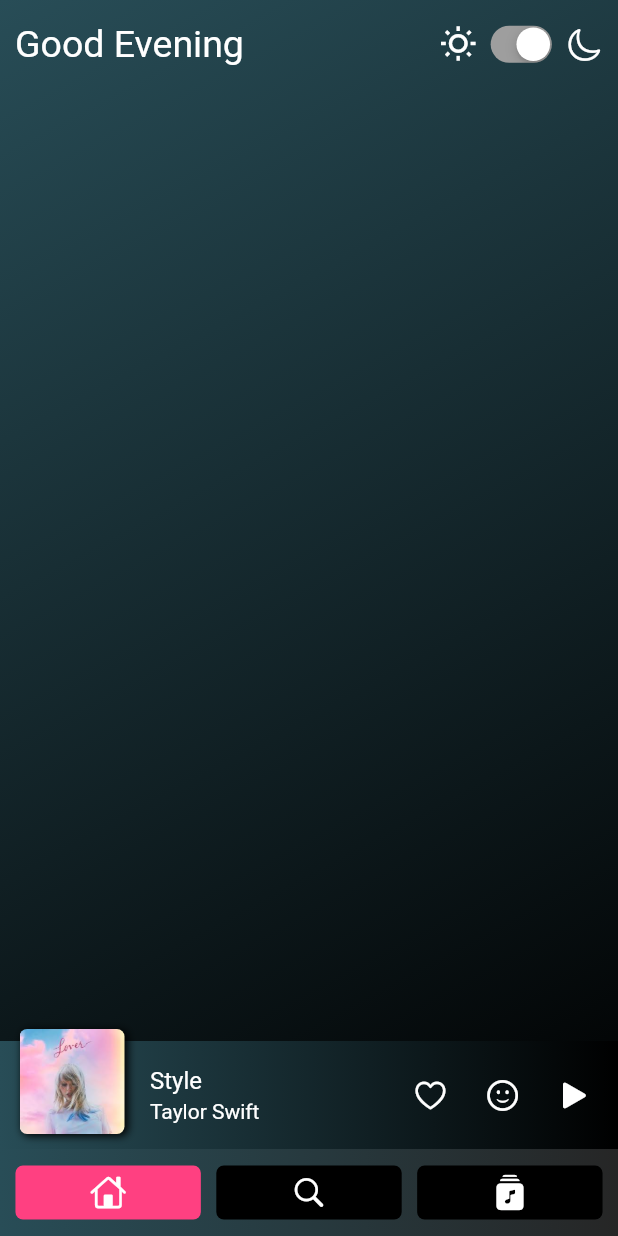
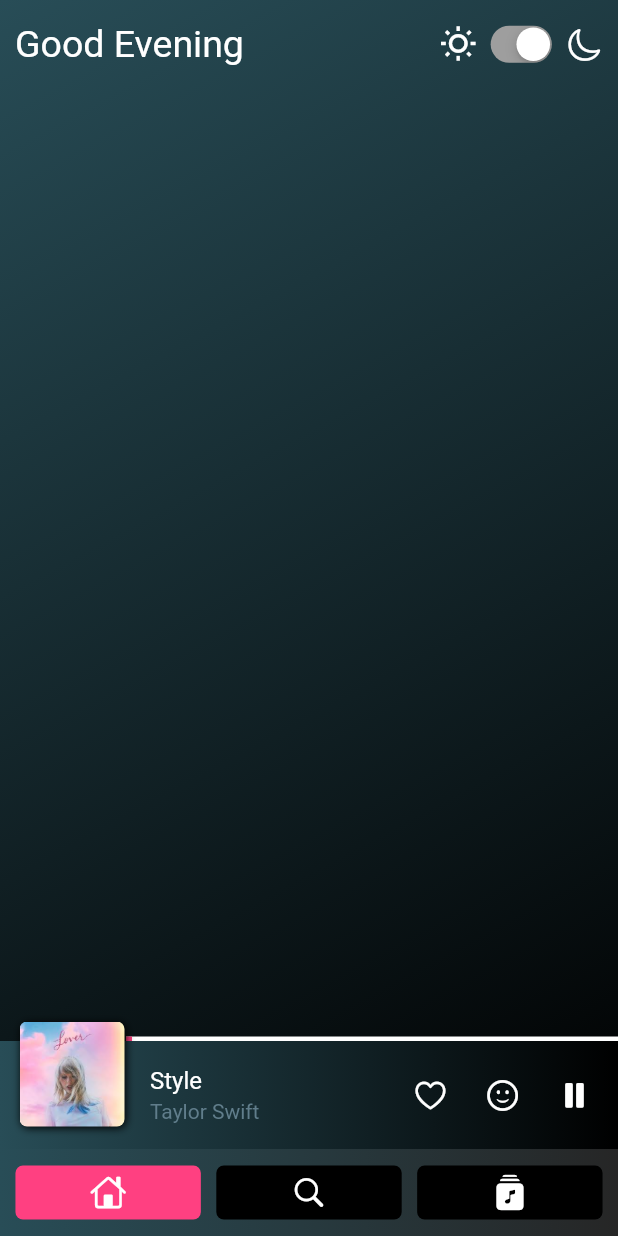
Before and after one commit to cgarg4923/emotion_music_app, a Flutter app: the screen it shows after launch, after a tap on an icon or button, on a phone screen of 412 x 824 dp. Run offline on Flutter 3.47's test engine with Material 2 defaults, Android fonts, the phone set to English and light mode, and no system bars.

```diff
--- a/emotion_app/lib/Bottom Nav Bar/bottom_nav_bar.dart
+++ b/emotion_app/lib/Bottom Nav Bar/bottom_nav_bar.dart
@@ -40,7 +40,11 @@ class _Bottom_Nav_BarState extends State<Bottom_Nav_Bar> {
                   widget.isSelected[1] = false;
                 });
               },
-              color: widget.isSelected[0] ? Colors.pinkAccent : Colors.black,
+              color: widget.isSelected[0]
+                  ? Colors.pinkAccent
+                  : !widget.i
+                      ? Colors.black
+                      : Colors.grey,
               child: Icon(
                 CupertinoIcons.house,
                 color: Colors.white,
@@ -61,7 +65,11 @@ class _Bottom_Nav_BarState extends State<Bottom_Nav_Bar> {
                   widget.isSelected[1] = true;
                 });
               },
-              color: widget.isSelected[1] ? Colors.pinkAccent : Colors.black,
+              color: widget.isSelected[1]
+                  ? Colors.pinkAccent
+                  : !widget.i
+                      ? Colors.black
+                      : Colors.grey,
               child: Icon(
                 CupertinoIcons.search,
                 color: Colors.white,
@@ -82,7 +90,11 @@ class _Bottom_Nav_BarState extends State<Bottom_Nav_Bar> {
                   widget.isSelected[1] = false;
                 });
               },
-              color: widget.isSelected[2] ? Colors.pinkAccent : Colors.black,
+              color: widget.isSelected[2]
+                  ? Colors.pinkAccent
+                  : !widget.i
+                      ? Colors.black
+                      : Colors.grey,
               child: Icon(
                 CupertinoIcons.music_albums_fill,
                 color: Colors.white,
--- a/emotion_app/lib/main.dart
+++ b/emotion_app/lib/main.dart
@@ -11,9 +11,31 @@ class MyApp extends StatefulWidget {
   _MyAppState createState() => _MyAppState();
 }
 
-class _MyAppState extends State<MyApp> {
+class _MyAppState extends State<MyApp> with SingleTickerProviderStateMixin {
+  AnimationController controller;
+  Animation animation;
+
+  @override
+  void initState() {
+    super.initState();
+
+    controller = AnimationController(
+      duration: Duration(seconds: 180),
+      vsync: this,
+    );
+    animation = CurvedAnimation(
+      parent: controller,
+      curve: Curves.decelerate,
+    );
+    //controller.forward();
+    animation.addListener(() {
+      setState(() {});
+    });
+  }
+
   bool _lights = true;
   bool i = false;
+  bool player = false;
   List<bool> isSelected = [true, false, false];
   @override
   Widget build(BuildContext context) {
@@ -90,19 +112,21 @@ class _MyAppState extends State<MyApp> {
                 ),
               ),
               Container(
-                // decoration: BoxDecoration(
-                //   gradient: LinearGradient(
-                //     colors: [
-                //       i ? Colors.black : Color(0xFF284D57),
-                //       i ? Colors.black : Colors.black,
-                //     ],
-                //     begin: Alignment.centerLeft,
-                //     end: Alignment.centerRight,
-                //   ),
-                // ),
                 child: Stack(
                   clipBehavior: Clip.none,
                   children: [
+                    Column(
+                      children: [
+                        Padding(
+                          padding: const EdgeInsets.only(left: 84.0),
+                          child: LinearProgressIndicator(
+                            value: animation.value,
+                            minHeight: 3,
+                            valueColor: AlwaysStoppedAnimation<Color>(
+                                Colors.pinkAccent),
+                            backgroundColor: Colors.white,
+                          ),
+                        ),
                         ListTileTheme(
                           //tileColor: Color(0xFF274A53),
                           contentPadding: EdgeInsets.only(left: 100, right: 5),
@@ -110,8 +134,8 @@ class _MyAppState extends State<MyApp> {
                             decoration: BoxDecoration(
                               gradient: LinearGradient(
                                 colors: [
-                              i ? Colors.white : Color(0xFF284D57),
-                              i ? Colors.white : Colors.black,
+                                  i ? Color(0xFFF8F8F8) : Color(0xFF284D57),
+                                  i ? Color(0xFFF8F8F8) : Colors.black,
                                 ],
                                 begin: Alignment.centerLeft,
                                 end: Alignment.centerRight,
@@ -126,7 +150,7 @@ class _MyAppState extends State<MyApp> {
                               subtitle: Text(
                                 'Taylor Swift',
                                 style: TextStyle(
-                                color: i ? Colors.black : Colors.white),
+                                    color: i ? Colors.grey : Colors.blueGrey),
                               ),
                               trailing: Wrap(
                                 spacing: 0, // space between two icons
@@ -139,20 +163,36 @@ class _MyAppState extends State<MyApp> {
                                       color: i ? Colors.black : Colors.white),
                                   IconButton(
                                       icon: Icon(CupertinoIcons.smiley,
-                                      color: i ? Colors.black : Colors.white),
+                                          color:
+                                              i ? Colors.black : Colors.white),
                                       onPressed: () {}),
                                   IconButton(
-                                  icon: Icon(CupertinoIcons.play_fill,
-                                      color: i ? Colors.black : Colors.white),
-                                  onPressed: () {}),
+                                      icon: Icon(
+                                          player
+                                              ? CupertinoIcons.pause_fill
+                                              : CupertinoIcons.play_fill,
+                                          color:
+                                              i ? Colors.black : Colors.white),
+                                      onPressed: () {
+                                        setState(() {
+                                          player = !player;
+                                          if (controller.isAnimating) {
+                                            controller.stop();
+                                          } else {
+                                            controller.forward();
+                                          }
+                                        });
+                                      }),
                                 ],
                               ),
                             ),
                           ),
                         ),
+                      ],
+                    ),
                     Positioned(
                       left: 13,
-                      bottom: 10,
+                      bottom: 15,
                       child: Container(
                         height: 70,
                         width: 70,
@@ -161,18 +201,20 @@ class _MyAppState extends State<MyApp> {
                             //color: Colors.white, //background color of box
                             //color: Colors.white,
                             BoxShadow(
-                              color: Colors.black,
+                              color: !i ? Colors.black : Colors.grey,
                               blurRadius: 4.0, // soften the shadow
                               //spreadRadius: 5.0, //extend the shadow
                               offset: Offset(
-                                2.0, // Move to right 10  horizontally
+                                1.0, // Move to right 10  horizontally
                                 1.0, // Move to bottom 10 Vertically
                               ),
                             ),
                           ],
                           image: DecorationImage(
                             // fit: BoxFit.fill,
-                            image: AssetImage('images/lover.jpeg'),
+                            image: AssetImage(
+                              'images/lover.jpeg',
+                            ),
                           ),
                           borderRadius: BorderRadius.circular(5),
                         ),
--- a/emotion_app/pubspec.yaml
+++ b/emotion_app/pubspec.yaml
@@ -3,7 +3,7 @@ description: A new Flutter project.
 
 # The following line prevents the package from being accidentally published to
 # pub.dev using `pub publish`. This is preferred for private packages.
-publish_to: 'none' # Remove this line if you wish to publish to pub.dev
+#publish_to: "none" # Remove this line if you wish to publish to pub.dev
 
 # The following defines the version and build number for your application.
 # A version number is three numbers separated by dots, like 1.2.43
@@ -24,10 +24,10 @@ dependencies:
   flutter:
     sdk: flutter
 
-
   # The following adds the Cupertino Icons font to your application.
   # Use with the CupertinoIcons class for iOS style icons.
   cupertino_icons: ^1.0.0
+
 
 
 dev_dependencies:
@@ -39,7 +39,6 @@ dev_dependencies:
 
 # The following section is specific to Flutter.
 flutter:
-
   # The following line ensures that the Material Icons font is
   # included with your application, so that you can use the icons in
   # the material Icons class.
```
Also changed, not shown: 1 other file. Lines whose indentation alone changed are shown as unchanged.
